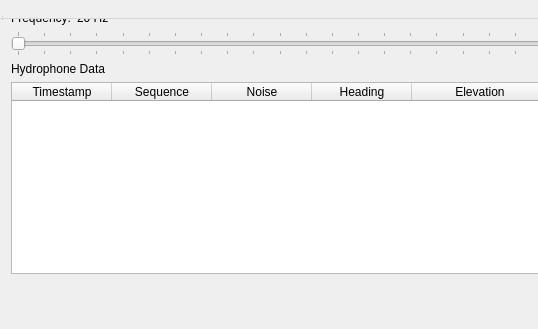
Before: the Qt Designer form rqt_hydro_ping/resource/mainwindow.ui in sonia-auv/rqt_sonia_plugins, drawn with Qt 5.
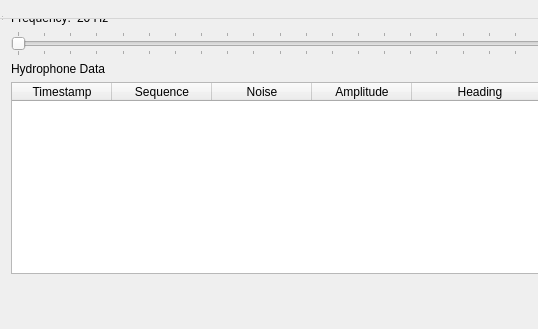
After: the same form once the commit is applied.

Commit message: completed widget logic

```diff
--- a/rqt_hydro_ping/resource/mainwindow.ui
+++ b/rqt_hydro_ping/resource/mainwindow.ui
@@ -116,6 +116,11 @@
           <string>Noise</string>
          </property>
         </column>
+        <column>
+         <property name="text">
+          <string>Amplitude</string>
+         </property>
+        </column>
         <column>
          <property name="text">
           <string>Heading</string>
```
The commit also changes 1 other file.
